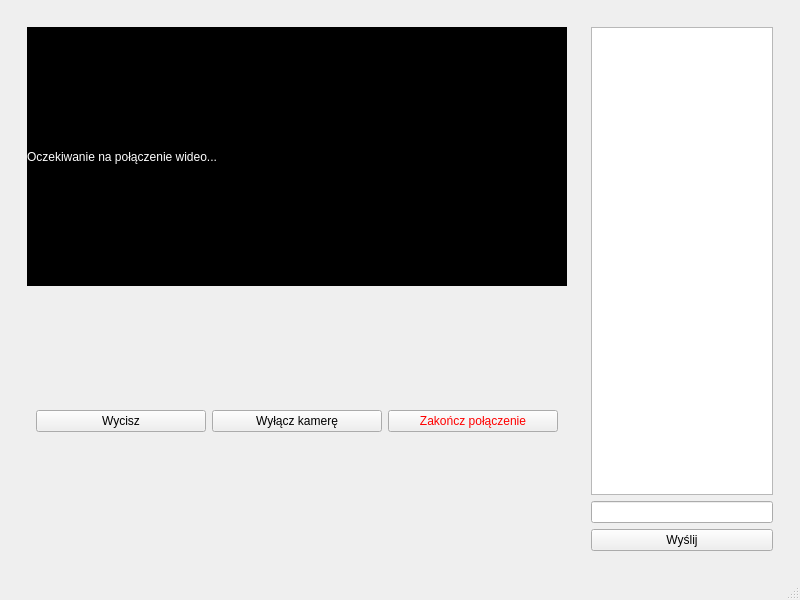
First picture: the form in mainwindow.ui, repository Antek-Rogowski/KorepetycjeApp, before the edit.
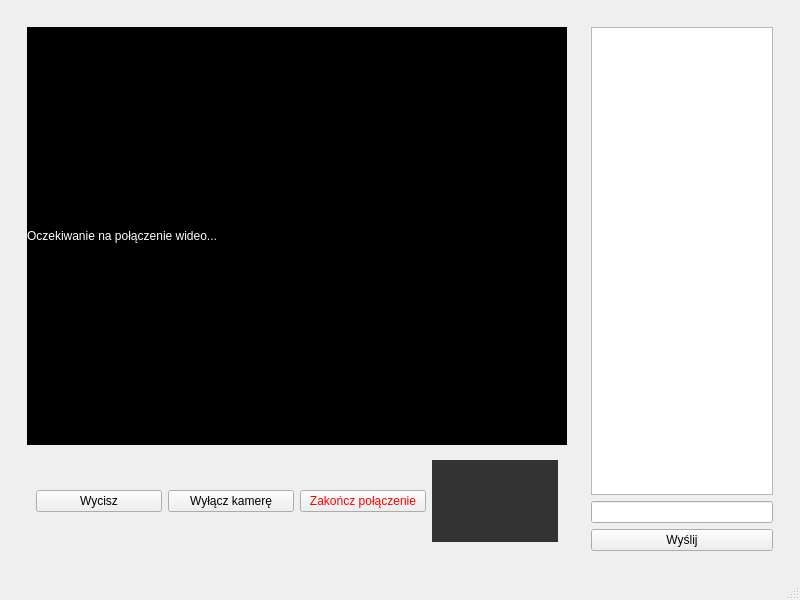
Second picture: the form after the edit.

```diff
--- a/mainwindow.ui
+++ b/mainwindow.ui
@@ -173,6 +173,12 @@
            </item>
            <item>
             <widget class="QWidget" name="widget_4" native="true">
+             <property name="maximumSize">
+              <size>
+               <width>16777215</width>
+               <height>100</height>
+              </size>
+             </property>
              <layout class="QHBoxLayout" name="horizontalLayout_3">
               <item>
                <widget class="QPushButton" name="muteButton">
@@ -198,6 +204,22 @@
                 </property>
                </widget>
               </item>
+              <item>
+               <widget class="QLabel" name="localVideoLabel">
+                <property name="maximumSize">
+                 <size>
+                  <width>160</width>
+                  <height>120</height>
+                 </size>
+                </property>
+                <property name="styleSheet">
+                 <string notr="true">background-color: #333333;</string>
+                </property>
+                <property name="text">
+                 <string/>
+                </property>
+               </widget>
+              </item>
              </layout>
             </widget>
            </item>
```
